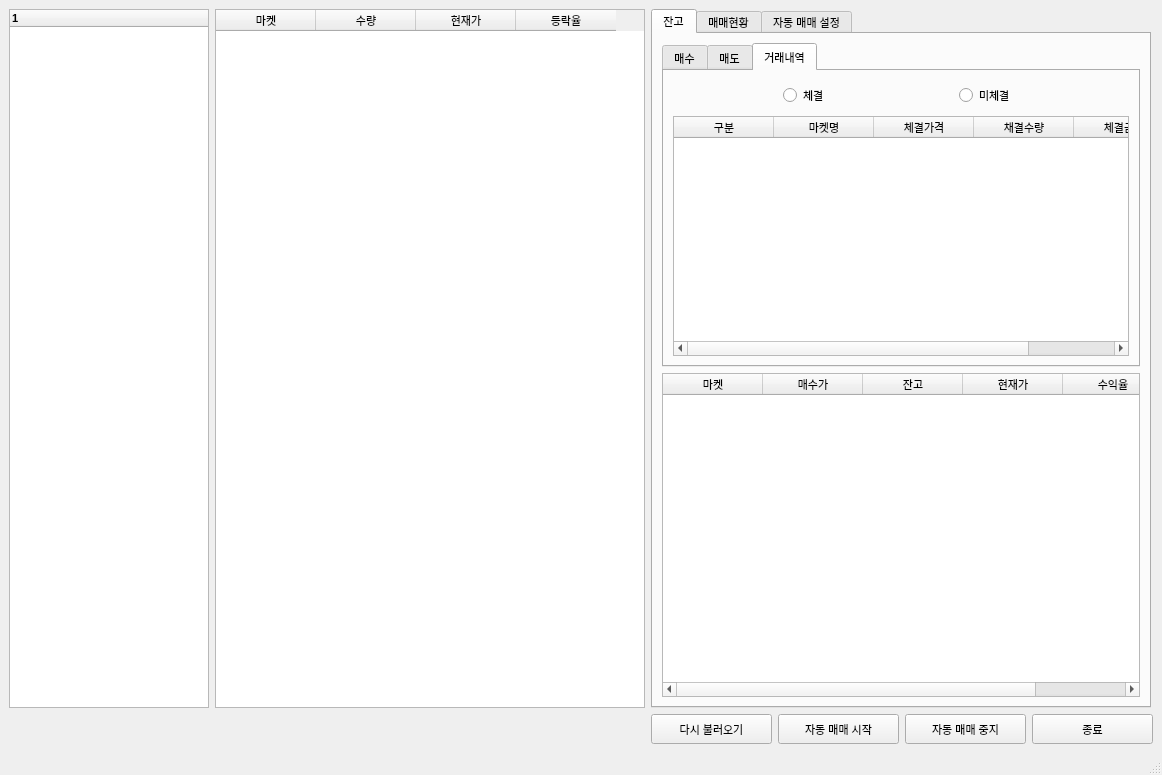
The window that main1.ui (changhee-won/AiCoinsTrade) describes before a commit, drawn with Qt 5.
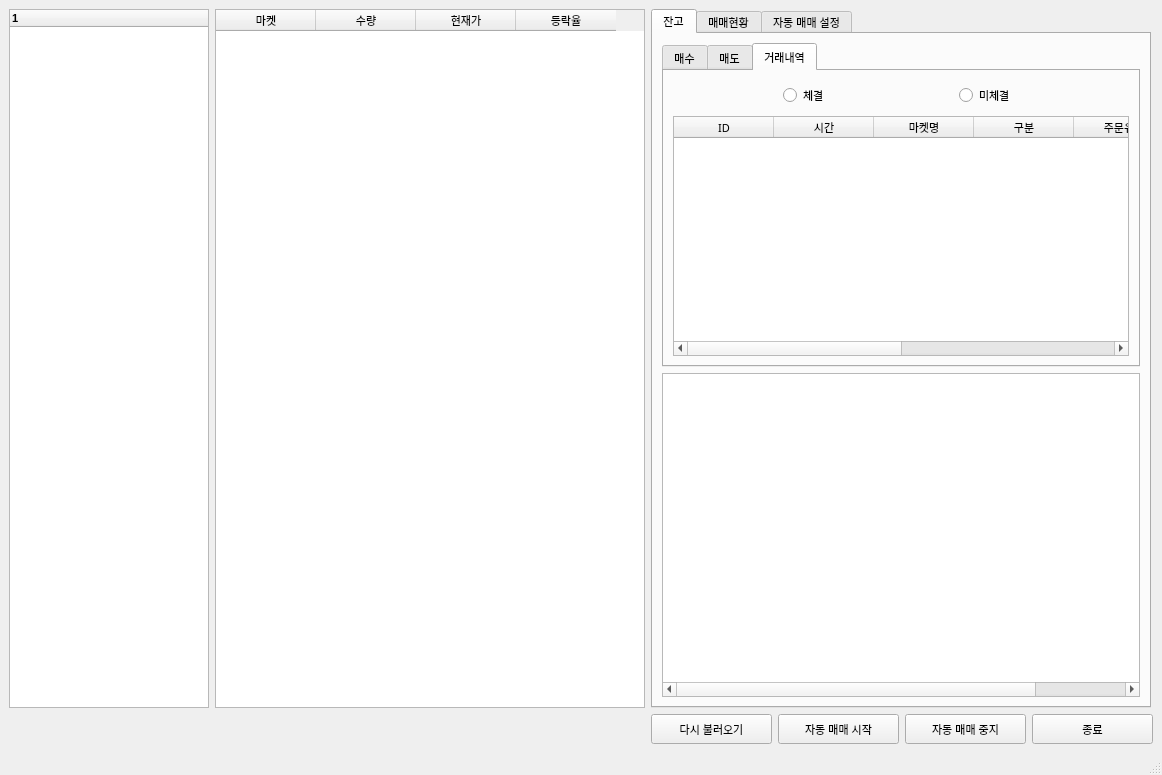
The same window after the commit. The open tabs and pages were chosen to show the change.

```diff
--- a/main1.ui
+++ b/main1.ui
@@ -1218,74 +1218,47 @@
               </item>
               <item>
                <widget class="QTableWidget" name="tableWidget_tradelist">
+                <attribute name="verticalHeaderVisible">
+                 <bool>false</bool>
+                </attribute>
                 <column>
                  <property name="text">
-                  <string>구분</string>
+                  <string>ID</string>
                  </property>
-                 <property name="font">
-                  <font>
-                   <family>Arial Black</family>
-                   <pointsize>8</pointsize>
-                  </font>
-                 </property>
-                 <property name="textAlignment">
-                  <set>AlignCenter</set>
+                </column>
+                <column>
+                 <property name="text">
+                  <string>시간</string>
                  </property>
                 </column>
                 <column>
                  <property name="text">
                   <string>마켓명</string>
                  </property>
-                 <property name="font">
-                  <font>
-                   <family>Arial Black</family>
-                   <pointsize>8</pointsize>
-                  </font>
+                </column>
+                <column>
+                 <property name="text">
+                  <string>구분</string>
                  </property>
-                 <property name="textAlignment">
-                  <set>AlignCenter</set>
-                 </property>
                 </column>
                 <column>
                  <property name="text">
-                  <string>체결가격</string>
+                  <string>주문유형</string>
                  </property>
-                 <property name="font">
-                  <font>
-                   <family>Arial Black</family>
-                   <pointsize>8</pointsize>
-                  </font>
-                 </property>
-                 <property name="textAlignment">
-                  <set>AlignCenter</set>
-                 </property>
                 </column>
                 <column>
                  <property name="text">
-                  <string>채결수량</string>
+                  <string>가격</string>
                  </property>
-                 <property name="font">
-                  <font>
-                   <family>Arial Black</family>
-                   <pointsize>8</pointsize>
-                  </font>
-                 </property>
-                 <property name="textAlignment">
-                  <set>AlignCenter</set>
-                 </property>
                 </column>
                 <column>
                  <property name="text">
-                  <string>체결금액</string>
+                  <string>주문량</string>
                  </property>
-                 <property name="font">
-                  <font>
-                   <family>Arial Black</family>
-                   <pointsize>8</pointsize>
-                  </font>
-                 </property>
-                 <property name="textAlignment">
-                  <set>AlignCenter</set>
+                </column>
+                <column>
+                 <property name="text">
+                  <string>미체결량</string>
                  </property>
                 </column>
                </widget>
@@ -1308,6 +1281,9 @@
               <height>16777215</height>
              </size>
             </property>
+            <attribute name="horizontalHeaderVisible">
+             <bool>false</bool>
+            </attribute>
             <attribute name="verticalHeaderVisible">
              <bool>false</bool>
             </attribute>
```
Left out of the diff: 6 changed lines with no effect on the pictures.
